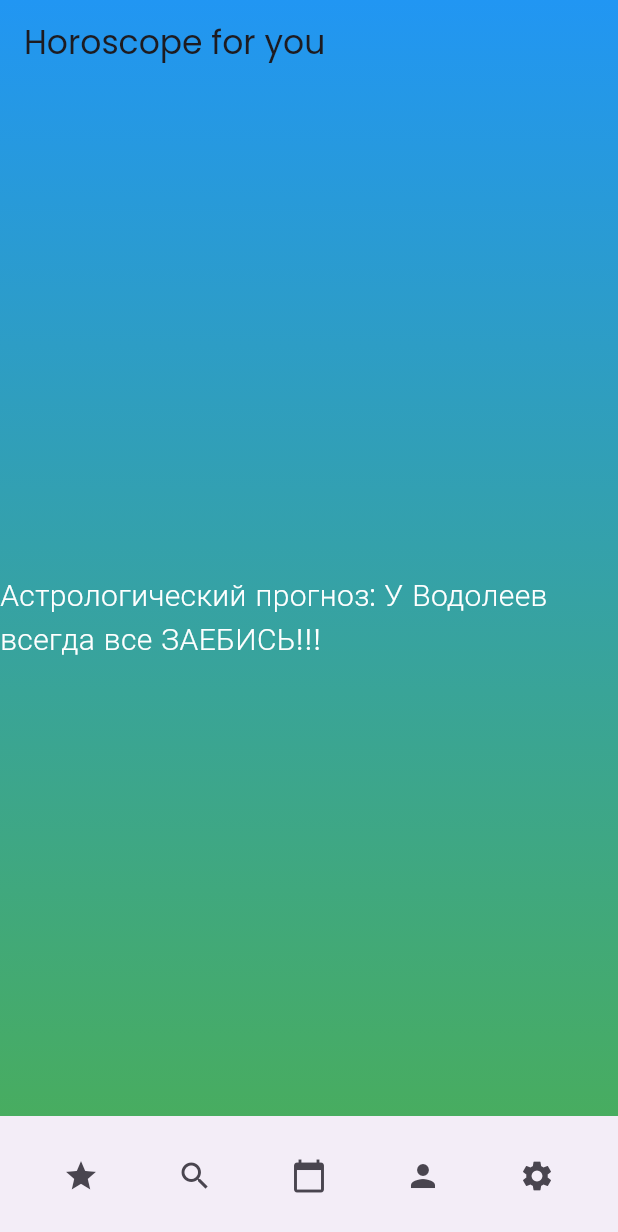
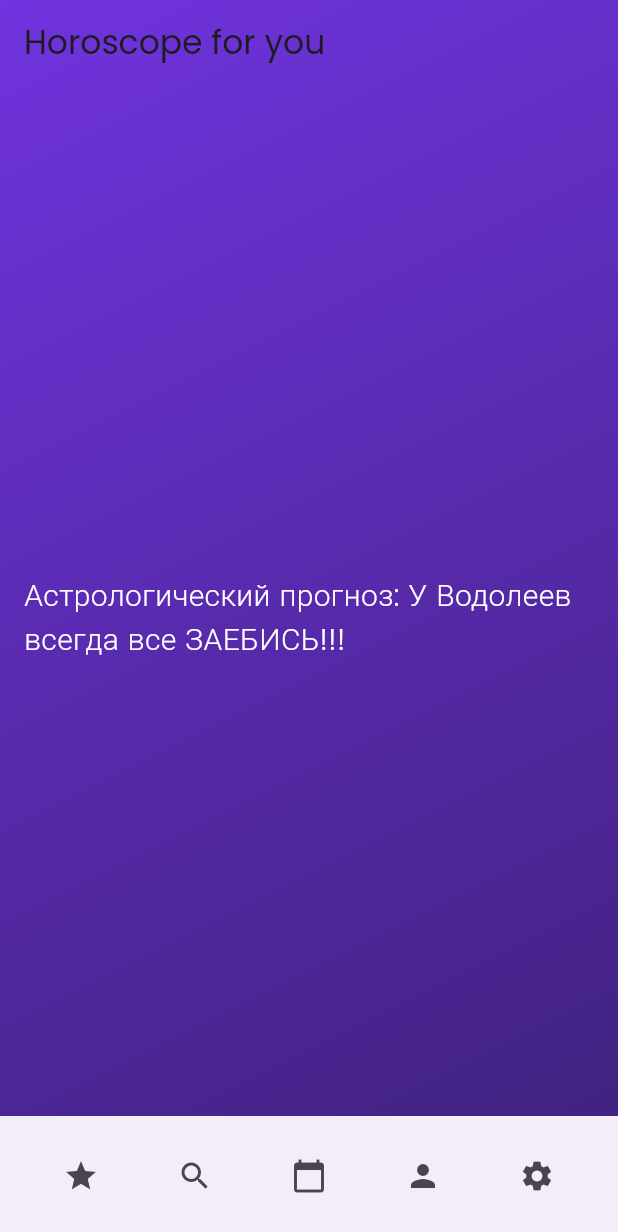
Before and after one commit to blablabla123-cell/meni, a Flutter app: the MainScreen screen opened directly, on a phone screen of 412 x 824 dp. Shown: the top 1232 px of the screen. Run offline on Flutter 3.47's test engine with Material 3 defaults, Android fonts, the phone set to English and light mode, and no system bars; our stand-ins replace shared_preferences; accounts and stored records are empty.

Commit message:
Я вроде все исправил как ты написал

```diff
--- a/lib/presentation/boarding/boarding_screen.dart
+++ b/lib/presentation/boarding/boarding_screen.dart
@@ -1,7 +1,6 @@
 import 'package:flutter/material.dart';
 import 'package:meni/application/utils/storage_repository.dart';
 import 'package:meni/core/constants.dart';
-import 'package:meni/core/core_colors.dart';
 import 'package:meni/core/widgets/core_elevated_button.dart';
 import 'package:meni/models/boarding_data.dart';
 import 'package:meni/presentation/user_info/user_info_screen.dart';
--- a/lib/presentation/main/main_screen.dart
+++ b/lib/presentation/main/main_screen.dart
@@ -1,4 +1,6 @@
 import 'package:flutter/material.dart';
+import 'package:meni/core/widgets/background_gradient.dart'; // Импорт BackgroundGradient из файла background_gradient.dart
+
 
 class MainScreen extends StatelessWidget {
   const MainScreen({super.key});
@@ -13,14 +15,11 @@ class MainScreen extends StatelessWidget {
         backgroundColor: Colors.transparent, // AppBar прозрачный
         elevation: 0, // Убираем тень AppBar
       ),
-      body: Container(
-        decoration: const BoxDecoration(
-          gradient: LinearGradient(
-            colors: ColorConstants.boardingGradientColors,
-            begin: Alignment.topCenter,
-            end: Alignment.bottomCenter,
-          ),
-        ),
+      body: Stack(
+        children: <Widget>[
+          const BackgroundGradient(colors: ColorConstants.boardingGradientColors), // Используем BackgroundGradient здесь
+          Container(
+            padding: const EdgeInsets.all(16.0),
             child: const Center(
               child: Column(
                 mainAxisAlignment: MainAxisAlignment.center,
@@ -32,6 +31,8 @@ class MainScreen extends StatelessWidget {
                 ],
               ),
             ),
+          ),
+        ],
       ),
       bottomNavigationBar: BottomAppBar(
         child: Row(
@@ -74,10 +75,9 @@ class MainScreen extends StatelessWidget {
   }
 }
 
-
 class ColorConstants {
   static const List<Color> boardingGradientColors = <Color>[
-    Colors.blue,
-    Colors.green,
+    Color.fromARGB(255, 112, 51, 222),
+    Color.fromARGB(255, 61, 33, 120),
   ];
 }
--- a/lib/presentation/user_info/user_info_screen.dart
+++ b/lib/presentation/user_info/user_info_screen.dart
@@ -17,7 +17,6 @@ class _UserInfoScreenState extends State<UserInfoScreen> {
 
   @override
   Widget build(BuildContext context) {
-    print(widget.fileStorage.read());
     return Scaffold(
       appBar: AppBar(title: const Text('Привет!')),
       body: Padding(
@@ -44,7 +43,6 @@ class _UserInfoScreenState extends State<UserInfoScreen> {
                 widget.fileStorage.write('birth_date', _birthDate.toString());
 
                 if (_name.isNotEmpty && _birthDate != null) {
-                  // TODO: Validation
                   // Name is less than 3 symbols --> error
                   // List of signs
                   // birth date > 12 years
```
Lines whose indentation alone changed are shown as unchanged.
